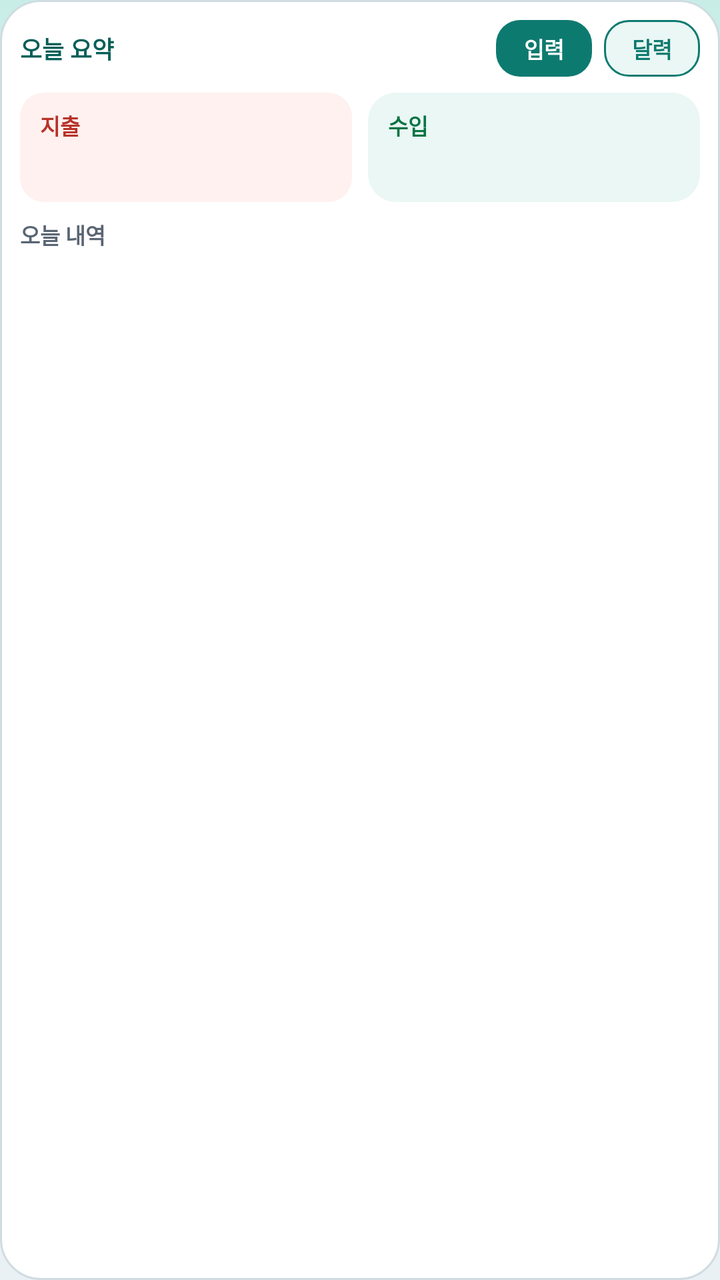
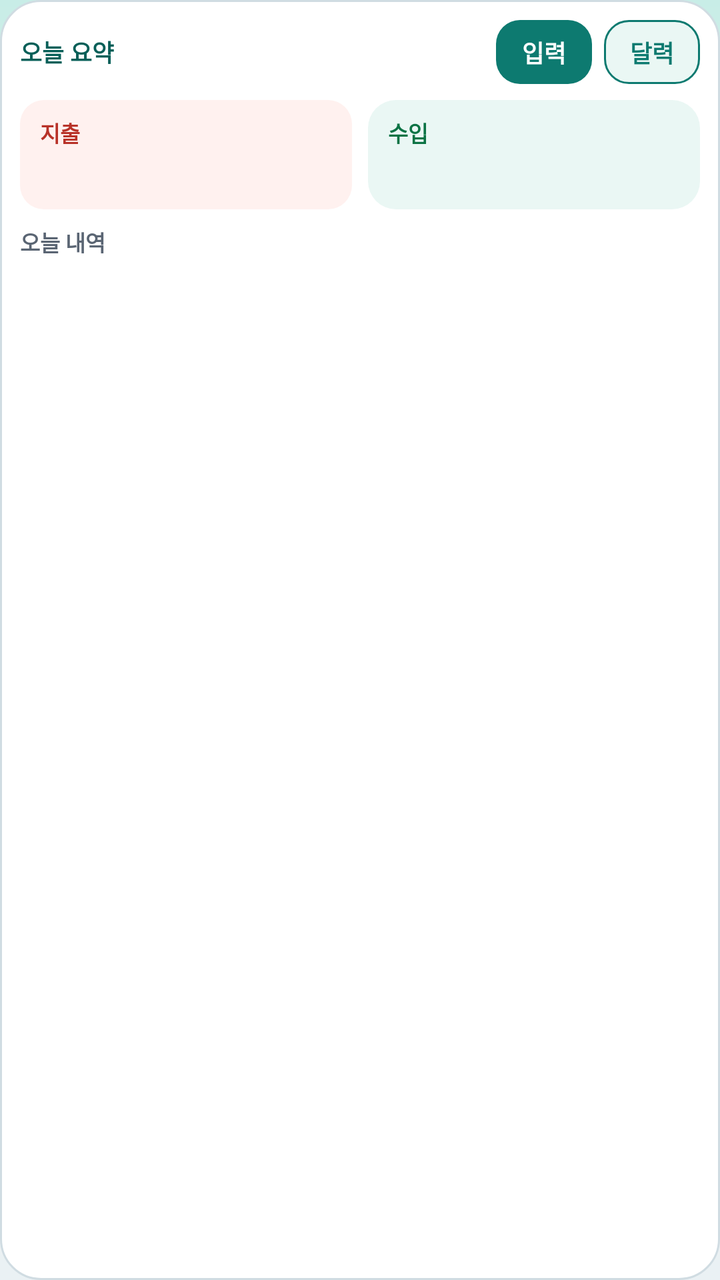

Screens rendered from an Android XML layout before and after an edit, with the pre-edit source and the edit as a unified diff.
<!-- AndroidManifest.xml: application theme Theme.EasyLedger -->
<!-- res/layout/widget_today_expense.xml -->
<?xml version="1.0" encoding="utf-8"?>
<LinearLayout xmlns:android="http://schemas.android.com/apk/res/android"
    android:id="@+id/widget_root"
    android:layout_width="match_parent"
    android:layout_height="match_parent"
    android:background="@drawable/bg_widget"
    android:orientation="vertical"
    android:padding="10dp">

    <LinearLayout
        android:layout_width="match_parent"
        android:layout_height="wrap_content"
        android:gravity="center_vertical"
        android:orientation="horizontal">

        <TextView
            android:layout_width="0dp"
            android:layout_height="wrap_content"
            android:layout_weight="1"
            android:ellipsize="end"
            android:maxLines="1"
            android:text="@string/widget_today_summary"
            android:textColor="#065F58"
            android:textSize="12sp"
            android:textStyle="bold" />

        <TextView
            android:id="@+id/widget_count"
            android:layout_width="wrap_content"
            android:layout_height="wrap_content"
            android:layout_marginEnd="8dp"
            android:textColor="#5A6573"
            android:textSize="11sp" />

        <TextView
            android:id="@+id/widget_add"
            android:layout_width="wrap_content"
            android:layout_height="wrap_content"
            android:background="@drawable/bg_widget_button"
            android:gravity="center"
            android:minWidth="48dp"
            android:paddingStart="10dp"
            android:paddingTop="6dp"
            android:paddingEnd="10dp"
            android:paddingBottom="6dp"
            android:text="@string/widget_quick_input_short"
            android:textColor="#FFFFFF"
            android:textSize="11sp"
            android:textStyle="bold" />

        <TextView
            android:id="@+id/widget_detail"
            android:layout_width="wrap_content"
            android:layout_height="wrap_content"
            android:layout_marginStart="6dp"
            android:background="@drawable/bg_widget_button_outline"
            android:gravity="center"
            android:minWidth="48dp"
            android:paddingStart="10dp"
            android:paddingTop="6dp"
            android:paddingEnd="10dp"
            android:paddingBottom="6dp"
            android:text="@string/widget_view_detail_short"
            android:textColor="#0D7A70"
            android:textSize="11sp"
            android:textStyle="bold" />
    </LinearLayout>

    <LinearLayout
        android:layout_width="match_parent"
        android:layout_height="wrap_content"
        android:layout_marginTop="8dp"
        android:orientation="horizontal">

        <LinearLayout
            android:layout_width="0dp"
            android:layout_height="wrap_content"
            android:layout_marginEnd="4dp"
            android:layout_weight="1"
            android:background="@drawable/bg_widget_panel_expense"
            android:orientation="vertical"
            android:paddingStart="10dp"
            android:paddingTop="8dp"
            android:paddingEnd="10dp"
            android:paddingBottom="8dp">

            <TextView
                android:layout_width="match_parent"
                android:layout_height="wrap_content"
                android:text="@string/expense"
                android:textColor="#B83228"
                android:textSize="11sp"
                android:textStyle="bold" />

            <TextView
                android:id="@+id/widget_expense"
                android:layout_width="match_parent"
                android:layout_height="wrap_content"
                android:layout_marginTop="2dp"
                android:ellipsize="end"
                android:maxLines="1"
                android:textColor="#121A24"
                android:textSize="15sp"
                android:textStyle="bold" />
        </LinearLayout>

        <LinearLayout
            android:layout_width="0dp"
            android:layout_height="wrap_content"
            android:layout_marginStart="4dp"
            android:layout_weight="1"
            android:background="@drawable/bg_widget_panel"
            android:orientation="vertical"
            android:paddingStart="10dp"
            android:paddingTop="8dp"
            android:paddingEnd="10dp"
            android:paddingBottom="8dp">

            <TextView
                android:layout_width="match_parent"
                android:layout_height="wrap_content"
                android:text="@string/income"
                android:textColor="#0B7344"
                android:textSize="11sp"
                android:textStyle="bold" />

            <TextView
                android:id="@+id/widget_income"
                android:layout_width="match_parent"
                android:layout_height="wrap_content"
                android:layout_marginTop="2dp"
                android:ellipsize="end"
                android:maxLines="1"
                android:textColor="#121A24"
                android:textSize="15sp"
                android:textStyle="bold" />
        </LinearLayout>
    </LinearLayout>

    <TextView
        android:layout_width="match_parent"
        android:layout_height="wrap_content"
        android:layout_marginTop="8dp"
        android:text="@string/widget_today_list"
        android:textColor="#5A6573"
        android:textSize="11sp"
        android:textStyle="bold" />

    <LinearLayout
        android:id="@+id/widget_list"
        android:layout_width="match_parent"
        android:layout_height="0dp"
        android:layout_marginTop="2dp"
        android:layout_weight="1"
        android:orientation="vertical" />

    <TextView
        android:id="@+id/widget_empty"
        android:layout_width="match_parent"
        android:layout_height="0dp"
        android:layout_weight="1"
        android:gravity="center_vertical"
        android:text="@string/widget_today_empty"
        android:textColor="#8A94A1"
        android:textSize="12sp"
        android:visibility="gone" />

    <TextView
        android:id="@+id/widget_more"
        android:layout_width="match_parent"
        android:layout_height="wrap_content"
        android:layout_marginTop="2dp"
        android:gravity="end"
        android:textColor="#0D7A70"
        android:textSize="11sp"
        android:visibility="gone" />
</LinearLayout>
<!-- resources referenced by this layout -->
<resources>
  <!-- drawable bg_widget (drawable) -->
  <?xml version="1.0" encoding="utf-8"?>
  <shape xmlns:android="http://schemas.android.com/apk/res/android"
      android:shape="rectangle">
      <corners android:radius="20dp" />
      <solid android:color="#FFFFFF" />
      <stroke
          android:width="1dp"
          android:color="#D0DCE2" />
  </shape>
  <!-- drawable bg_widget_button (drawable) -->
  <?xml version="1.0" encoding="utf-8"?>
  <shape xmlns:android="http://schemas.android.com/apk/res/android"
      android:shape="rectangle">
      <corners android:radius="12dp" />
      <solid android:color="#0D7A70" />
  </shape>
  <!-- drawable bg_widget_button_outline (drawable) -->
  <?xml version="1.0" encoding="utf-8"?>
  <shape xmlns:android="http://schemas.android.com/apk/res/android"
      android:shape="rectangle">
      <corners android:radius="12dp" />
      <solid android:color="#EAF7F4" />
      <stroke
          android:width="1dp"
          android:color="#0D7A70" />
  </shape>
  <!-- drawable bg_widget_panel (drawable) -->
  <?xml version="1.0" encoding="utf-8"?>
  <shape xmlns:android="http://schemas.android.com/apk/res/android"
      android:shape="rectangle">
      <corners android:radius="14dp" />
      <solid android:color="#EAF7F4" />
  </shape>
  <!-- drawable bg_widget_panel_expense (drawable) -->
  <?xml version="1.0" encoding="utf-8"?>
  <shape xmlns:android="http://schemas.android.com/apk/res/android"
      android:shape="rectangle">
      <corners android:radius="12dp" />
      <solid android:color="#FFF1EF" />
  </shape>
  <string name="expense">지출</string>
  <string name="income">수입</string>
  <string name="widget_quick_input_short">입력</string>
  <string name="widget_today_empty">아직 기록이 없어요</string>
  <string name="widget_today_list">오늘 내역</string>
  <string name="widget_today_summary">오늘 요약</string>
  <string name="widget_view_detail_short">달력</string>
  <style name="Theme.EasyLedger" parent="Theme.Material3.DayNight.NoActionBar">
          <item name="colorPrimary">@color/brand</item>
          <item name="colorOnPrimary">@color/on_brand</item>
          <item name="colorSecondary">@color/brand_deep</item>
          <item name="colorSurface">@color/card</item>
          <item name="android:colorBackground">@color/page</item>
          <item name="android:windowBackground">@drawable/bg_page</item>
          <item name="android:statusBarColor">@color/page_top</item>
          <item name="android:navigationBarColor">@color/card</item>
          <item name="android:windowLightStatusBar">true</item>
          <item name="android:windowDrawsSystemBarBackgrounds">true</item>
          <item name="android:textColorPrimary">@color/ink</item>
          <item name="materialButtonOutlinedStyle">@style/Widget.EasyLedger.OutlinedButton</item>
      </style>
  <color name="brand">#0D7A70</color>
  <color name="on_brand">#FFFFFF</color>
  <color name="brand_deep">#065F58</color>
  <color name="card">#FFFFFF</color>
  <color name="page">#EAF1F4</color>
  <!-- drawable bg_page (drawable) -->
  <?xml version="1.0" encoding="utf-8"?>
  <shape xmlns:android="http://schemas.android.com/apk/res/android">
      <gradient
          android:angle="160"
          android:centerColor="@color/page_mid"
          android:endColor="@color/page"
          android:startColor="@color/page_top"
          android:type="linear" />
  </shape>
  <color name="page_top">#C8EDE7</color>
  <color name="ink">#121A24</color>
  <style name="Widget.EasyLedger.OutlinedButton" parent="Widget.Material3.Button.OutlinedButton">
          <item name="strokeColor">@color/line</item>
          <item name="android:textColor">@color/ink</item>
          <item name="cornerRadius">14dp</item>
      </style>
  <color name="page_mid">#F7EFE4</color>
  <color name="line">#D0DCE2</color>
</resources>

<!-- the commit's change to res/layout/widget_today_expense.xml (unified diff, before → after) -->
@@ -14,6 +14,7 @@
         android:orientation="horizontal">
 
         <TextView
+            android:id="@+id/widget_title"
             android:layout_width="0dp"
             android:layout_height="wrap_content"
             android:layout_weight="1"
@@ -35,34 +36,32 @@
         <TextView
             android:id="@+id/widget_add"
             android:layout_width="wrap_content"
-            android:layout_height="wrap_content"
+            android:layout_height="32dp"
             android:background="@drawable/bg_widget_button"
             android:gravity="center"
+            android:includeFontPadding="false"
             android:minWidth="48dp"
-            android:paddingStart="10dp"
-            android:paddingTop="6dp"
-            android:paddingEnd="10dp"
-            android:paddingBottom="6dp"
+            android:paddingStart="12dp"
+            android:paddingEnd="12dp"
             android:text="@string/widget_quick_input_short"
             android:textColor="#FFFFFF"
-            android:textSize="11sp"
+            android:textSize="12sp"
             android:textStyle="bold" />
 
         <TextView
             android:id="@+id/widget_detail"
             android:layout_width="wrap_content"
-            android:layout_height="wrap_content"
+            android:layout_height="32dp"
             android:layout_marginStart="6dp"
             android:background="@drawable/bg_widget_button_outline"
             android:gravity="center"
+            android:includeFontPadding="false"
             android:minWidth="48dp"
-            android:paddingStart="10dp"
-            android:paddingTop="6dp"
-            android:paddingEnd="10dp"
-            android:paddingBottom="6dp"
+            android:paddingStart="12dp"
+            android:paddingEnd="12dp"
             android:text="@string/widget_view_detail_short"
             android:textColor="#0D7A70"
-            android:textSize="11sp"
+            android:textSize="12sp"
             android:textStyle="bold" />
     </LinearLayout>
 
@@ -138,6 +137,7 @@
     </LinearLayout>
 
     <TextView
+        android:id="@+id/widget_list_title"
         android:layout_width="match_parent"
         android:layout_height="wrap_content"
         android:layout_marginTop="8dp"
